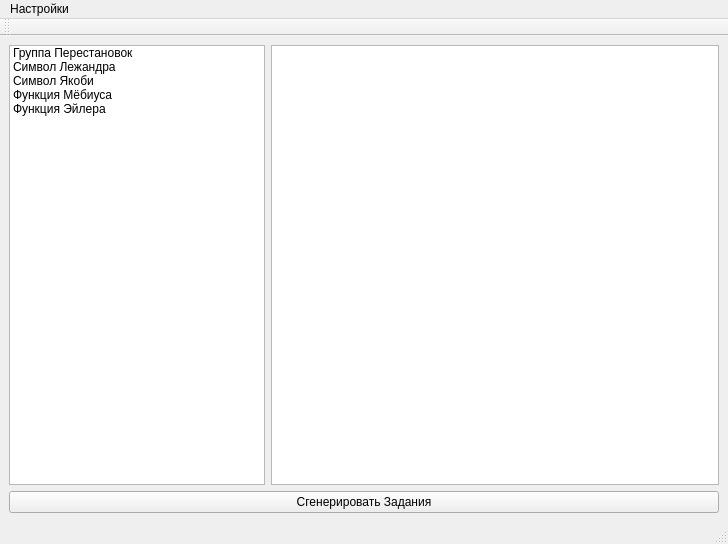
Before: the Qt Designer form generatorwindow.ui in TeddyReady/MathTasksRenderer, drawn with Qt 5.
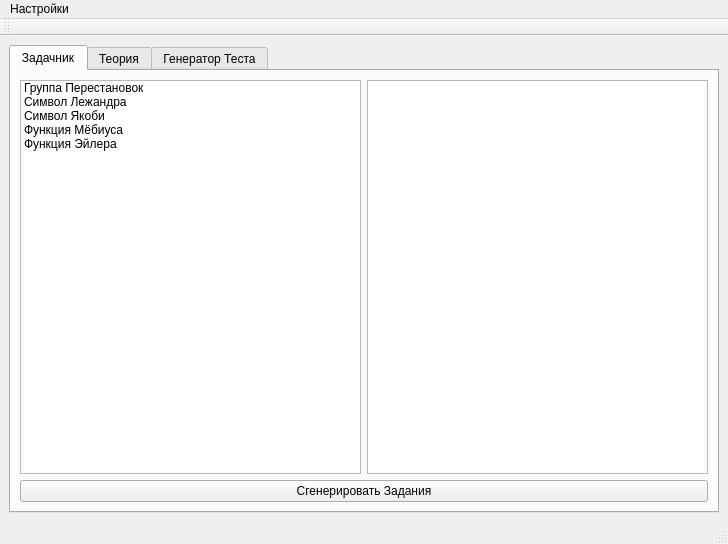
After: the same form once the commit is applied.

The edit to the form file:
```diff
--- a/generatorwindow.ui
+++ b/generatorwindow.ui
@@ -15,7 +15,64 @@
   </property>
   <widget class="QWidget" name="centralwidget">
    <layout class="QGridLayout" name="gridLayout">
-    <item row="0" column="2">
+    <item row="0" column="0">
+     <widget class="QTabWidget" name="tabWidget">
+      <property name="sizePolicy">
+       <sizepolicy hsizetype="Expanding" vsizetype="Expanding">
+        <horstretch>0</horstretch>
+        <verstretch>0</verstretch>
+       </sizepolicy>
+      </property>
+      <property name="maximumSize">
+       <size>
+        <width>16777215</width>
+        <height>16777215</height>
+       </size>
+      </property>
+      <property name="tabShape">
+       <enum>QTabWidget::Rounded</enum>
+      </property>
+      <property name="currentIndex">
+       <number>0</number>
+      </property>
+      <property name="elideMode">
+       <enum>Qt::ElideNone</enum>
+      </property>
+      <widget class="QWidget" name="tabTask">
+       <attribute name="title">
+        <string>Задачник</string>
+       </attribute>
+       <layout class="QGridLayout" name="gridLayout_2">
+        <item row="0" column="0">
+         <widget class="QListWidget" name="tasksList">
+          <item>
+           <property name="text">
+            <string>Группа Перестановок</string>
+           </property>
+          </item>
+          <item>
+           <property name="text">
+            <string>Символ Лежандра</string>
+           </property>
+          </item>
+          <item>
+           <property name="text">
+            <string>Символ Якоби</string>
+           </property>
+          </item>
+          <item>
+           <property name="text">
+            <string>Функция Мёбиуса</string>
+           </property>
+          </item>
+          <item>
+           <property name="text">
+            <string>Функция Эйлера</string>
+           </property>
+          </item>
+         </widget>
+        </item>
+        <item row="0" column="1">
      <widget class="QTextBrowser" name="taskView">
       <property name="font">
        <font>
@@ -31,36 +88,7 @@
       </property>
      </widget>
     </item>
-    <item row="0" column="0" colspan="2">
-     <widget class="QListWidget" name="tasksList">
-      <item>
-       <property name="text">
-        <string>Группа Перестановок</string>
-       </property>
-      </item>
-      <item>
-       <property name="text">
-        <string>Символ Лежандра</string>
-       </property>
-      </item>
-      <item>
-       <property name="text">
-        <string>Символ Якоби</string>
-       </property>
-      </item>
-      <item>
-       <property name="text">
-        <string>Функция Мёбиуса</string>
-       </property>
-      </item>
-      <item>
-       <property name="text">
-        <string>Функция Эйлера</string>
-       </property>
-      </item>
-     </widget>
-    </item>
-    <item row="1" column="0" colspan="3">
+        <item row="1" column="0" colspan="2">
      <widget class="QPushButton" name="genButton">
       <property name="text">
        <string>Сгенерировать Задания</string>
@@ -69,6 +97,20 @@
     </item>
    </layout>
   </widget>
+      <widget class="QWidget" name="tabTheory">
+       <attribute name="title">
+        <string>Теория</string>
+       </attribute>
+      </widget>
+      <widget class="QWidget" name="tabTest">
+       <attribute name="title">
+        <string>Генератор Теста</string>
+       </attribute>
+      </widget>
+     </widget>
+    </item>
+   </layout>
+  </widget>
   <widget class="QMenuBar" name="menubar">
    <property name="geometry">
     <rect>
```
Left out of the diff: 2 changed lines with no effect on the pictures. Lines whose indentation alone changed are shown as unchanged.
